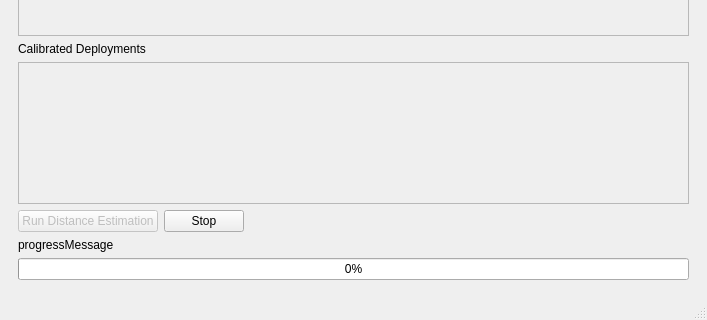
This is gui.ui in adam-kosinski/Data-Plus-Zoe-Depth as Qt 5 draws it before an edit; both pictures show x 0 to 707 and y 171 to 491 of the 707 by 491 pixel window. The edited form follows.
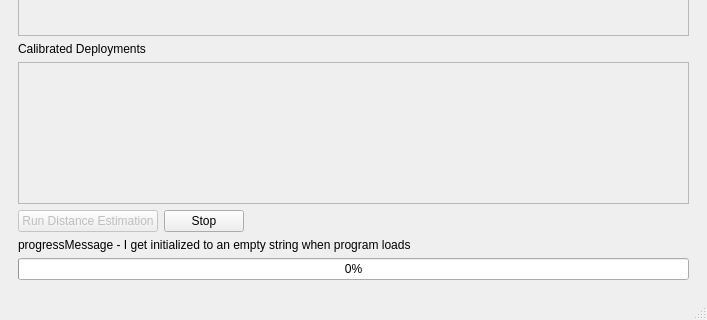
This is the edited form.

The edit to the form file:
```diff
--- a/gui.ui
+++ b/gui.ui
@@ -179,7 +179,7 @@
         <item>
          <widget class="QLabel" name="progressMessage">
           <property name="text">
-           <string>progressMessage</string>
+           <string>progressMessage - I get initialized to an empty string when program loads</string>
           </property>
          </widget>
         </item>
```
